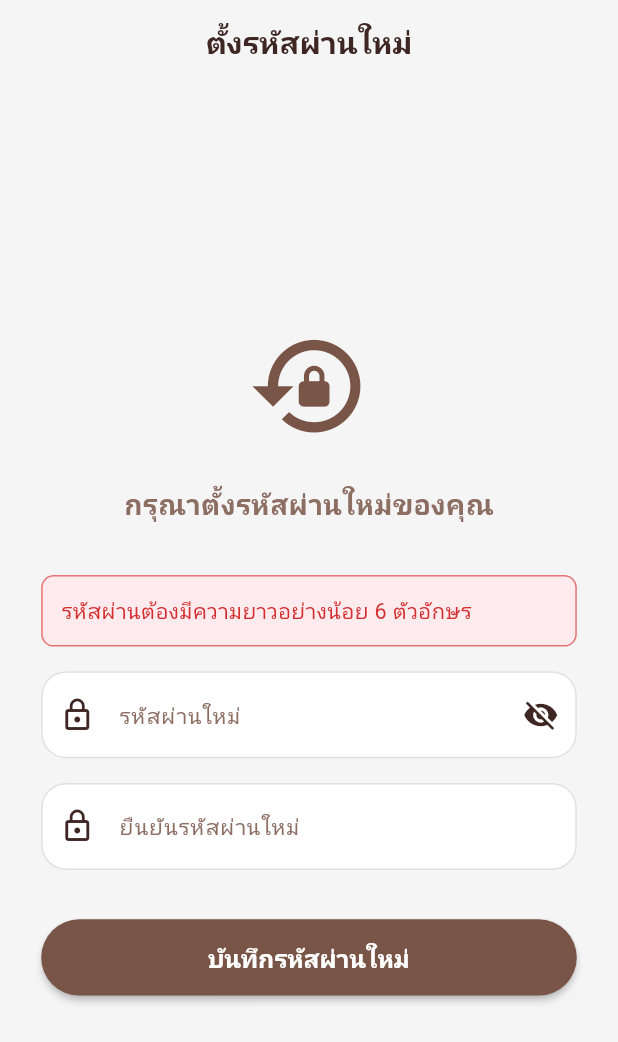
After one commit to pawarit-ming/thai-cattle-passport, a Flutter app: the UpdatePasswordScreen screen opened by its route, after a tap on "บันทึกรหัสผ่านใหม่", on a phone screen of 412 x 824 dp. The commit adds this screen. Shown: the top 1042 px of the screen. Run offline on Flutter 3.47's test engine with Material 3 defaults, Android fonts, the light colour scheme and no system bars; our stand-ins replace camera, firebase_core, flutter_image_compress, flutter_local_notifications, flutter_map, flutter_riverpod and 15 more; missing offline and left inert: google_api_availability, image_gallery_saver_plus, mobile_scanner; accounts and stored records are empty; network calls fail; Roboto replaces fonts that are missing (Prompt).

Commit message:
Add password recovery flow and deep links
Implement Supabase password recovery end-to-end: add Android/iOS deep link config (scheme cowd, host reset-password), new ForgotPassword and UpdatePassword screens, and UI hook on Login. Extend GoRouter with /forgot-password and /reset-password routes, a global isRecoveringPassword flag, and routing logic to force reset flow when passwordRecovery event is received. Add reset/update providers and AuthService methods (resetPassword, updatePassword). Minor UI/layout tweaks in image picker and small formatting change in supabase_config.dart. This enables sending reset emails, handling deep link entry, and updating the password in-app.

```diff
--- a/lib/routes/app_router.dart
+++ b/lib/routes/app_router.dart
@@ -1,15 +1,17 @@
-import 'dart:async'; // เพิ่ม import นี้
+import 'dart:async';
 import 'package:flutter/material.dart';
 import 'package:go_router/go_router.dart';
 import 'package:supabase_flutter/supabase_flutter.dart';
-import 'package:th_cow_passport/supabase_config.dart'; // import supabase config
+import 'package:th_cow_passport/supabase_config.dart';
 import 'package:th_cow_passport/ui/screens/app_shell.dart';
 import 'package:th_cow_passport/ui/screens/cow_detail_screen.dart';
 import 'package:th_cow_passport/ui/screens/cow_form/cow_form_screen.dart';
 import 'package:th_cow_passport/ui/screens/cow_list/cow_list_screen.dart';
 import 'package:th_cow_passport/ui/screens/edit_cow_screen.dart';
-import 'package:th_cow_passport/ui/screens/auth/login_screen.dart'; // เพิ่ม import หน้า Login
-import 'package:th_cow_passport/ui/screens/auth/register_screen.dart'; // เพิ่ม import หน้า Register
+import 'package:th_cow_passport/ui/screens/auth/login_screen.dart';
+import 'package:th_cow_passport/ui/screens/auth/register_screen.dart';
+import 'package:th_cow_passport/ui/screens/auth/forgot_password_screen.dart';
+import 'package:th_cow_passport/ui/screens/auth/update_password_screen.dart';
 import 'package:th_cow_passport/ui/screens/activity/wizard/add_activity_wizard.dart';
 import 'package:th_cow_passport/ui/screens/notification/notification_center_screen.dart';
 
@@ -24,6 +26,9 @@ final _shellNavigatorBKey = GlobalKey<NavigatorState>(debugLabel: 'shellB');
 final _shellNavigatorCKey = GlobalKey<NavigatorState>(debugLabel: 'shellC');
 final _shellNavigatorDKey = GlobalKey<NavigatorState>(debugLabel: 'shellD');
 
+// ตัวแปรสำหรับเช็คว่าเปิดแอปมาจากการกดลิงก์กู้รหัสผ่านหรือไม่
+bool isRecoveringPassword = false;
+
 final router = GoRouter(
   initialLocation: '/',
   navigatorKey: _rootNavigatorKey,
@@ -36,15 +41,22 @@ final router = GoRouter(
     final session = supabase.auth.currentSession;
     final isLoggingIn = state.matchedLocation == '/login';
     final isRegistering = state.matchedLocation == '/register';
+    final isForgotPassword = state.matchedLocation == '/forgot-password';
+    final isResetPassword = state.matchedLocation == '/reset-password';
     final isPublicView = state.matchedLocation.startsWith('/cow-detail');
 
+    // --- เพิ่มเงื่อนไขนี้: ถ้ากำลังอยู่ในโหมดกู้รหัสผ่าน ให้บังคับไปหน้า /reset-password ทันที ---
+    if (isRecoveringPassword && !isResetPassword) {
+      return '/reset-password';
+    }
+
     // ถ้ายังไม่ Login และไม่ได้อยู่ที่หน้า Login หรือ Register -> บังคับไป Login
-    if (session == null && !isLoggingIn && !isRegistering && !isPublicView) {
+    if (session == null && !isLoggingIn && !isRegistering && !isForgotPassword && !isResetPassword && !isPublicView) {
       return '/login';
     }
 
-    // ถ้า Login แล้ว แต่อยู่ที่หน้า Login -> ให้ไปหน้าแรก (Home)
-    if (session != null && isLoggingIn) {
+    /// ถ้า Login แล้ว แต่อยู่ที่หน้า Login, Register หรือ ลืมรหัสผ่าน -> ให้ไปหน้าแรก (Home)
+    if (session != null && (isLoggingIn || isRegistering || isForgotPassword)) {
       return '/';
     }
 
@@ -55,7 +67,9 @@ final router = GoRouter(
     if (session != null &&
         !sessionRecognized &&
         !isLoggingIn &&
-        !isRegistering) {
+        !isRegistering &&
+        !isForgotPassword &&
+        !isResetPassword) {
       return '/login';
     }
 
@@ -73,6 +87,18 @@ final router = GoRouter(
     GoRoute(
       path: '/register',
       builder: (context, state) => const RegisterScreen(),
+    ),
+
+    // เพิ่ม Route สำหรับหน้า Forgot Password
+    GoRoute(
+      path: '/forgot-password',
+      builder: (context, state) => const ForgotPasswordScreen(),
+    ),
+
+    // เพิ่ม Route สำหรับหน้า Update Password
+    GoRoute(
+      path: '/reset-password',
+      builder: (context, state) => const UpdatePasswordScreen(),
     ),
 
     GoRoute(
@@ -184,6 +210,16 @@ class GoRouterRefreshStream extends ChangeNotifier {
     notifyListeners();
     _subscription = stream.asBroadcastStream().listen(
       (AuthState authState) {
+
+        // --- ดักจับ Event กู้รหัสผ่าน ---
+        if (authState.event == AuthChangeEvent.passwordRecovery) {
+          isRecoveringPassword = true;
+        }
+        else if (authState.event == AuthChangeEvent.signedOut) {
+          isRecoveringPassword = false;
+        }
+        // -----------------------------
+
         notifyListeners();
       },
     );
--- a/lib/supabase_config.dart
+++ b/lib/supabase_config.dart
@@ -4,8 +4,7 @@ final supabase = Supabase.instance.client;
 
 class SupabaseConfig {
   static const String url = 'https://YOUR_PROJECT.supabase.co';
-  static const String anonKey =
-      'YOUR_SUPABASE_ANON_KEY';
+  static const String anonKey = 'YOUR_SUPABASE_ANON_KEY';
   static const String bucketName = 'cow';
 }
 
--- /dev/null
+++ b/lib/ui/screens/auth/update_password_screen.dart
@@ -0,0 +1,156 @@
+import 'package:flutter/material.dart';
+import 'package:flutter_riverpod/flutter_riverpod.dart';
+import 'package:flutter_screenutil/flutter_screenutil.dart';
+import 'package:go_router/go_router.dart';
+import 'package:th_cow_passport/routes/app_router.dart';
+import 'package:th_cow_passport/services/auth/auth_provider.dart';
+
+class UpdatePasswordScreen extends ConsumerStatefulWidget {
+  const UpdatePasswordScreen({super.key});
+
+  @override
+  ConsumerState<UpdatePasswordScreen> createState() => _UpdatePasswordScreenState();
+}
+
+class _UpdatePasswordScreenState extends ConsumerState<UpdatePasswordScreen> {
+  final _passwordController = TextEditingController();
+  final _confirmPasswordController = TextEditingController();
+  bool _isLoading = false;
+  String? _errorMessage;
+  bool _obscurePassword = true;
+
+  Future<void> _updatePassword() async {
+    final password = _passwordController.text;
+    final confirmPassword = _confirmPasswordController.text;
+
+    if (password.length < 6) {
+      setState(() => _errorMessage = 'รหัสผ่านต้องมีความยาวอย่างน้อย 6 ตัวอักษร');
+      return;
+    }
+
+    if (password != confirmPassword) {
+      setState(() => _errorMessage = 'รหัสผ่านไม่ตรงกัน');
+      return;
+    }
+
+    setState(() {
+      _isLoading = true;
+      _errorMessage = null;
+    });
+
+    try {
+      // เรียกใช้ Provider สำหรับอัปเดตรหัสผ่านใหม่
+      await ref.read(updatePasswordProvider(password).future);
+
+      if (mounted) {
+        ScaffoldMessenger.of(context).showSnackBar(
+          const SnackBar(content: Text('เปลี่ยนรหัสผ่านสำเร็จ!')),
+        );
+
+        // คืนค่าเป็น false เพื่อให้ Router เลิกบังคับไปหน้าตั้งรหัสผ่าน
+        isRecoveringPassword = false;
+
+        // เปลี่ยนรหัสผ่านเสร็จแล้ว พากลับไปหน้า Home
+        context.go('/');
+      }
+    } catch (e) {
+      setState(() {
+        _errorMessage = 'เกิดข้อผิดพลาดในการเปลี่ยนรหัสผ่าน กรุณาลองใหม่อีกครั้ง';
+      });
+    } finally {
+      if (mounted) {
+        setState(() => _isLoading = false);
+      }
+    }
+  }
+
+  @override
+  void dispose() {
+    _passwordController.dispose();
+    _confirmPasswordController.dispose();
+    super.dispose();
+  }
+
+  @override
+  Widget build(BuildContext context) {
+    return Scaffold(
+      appBar: AppBar(
+        title: const Text('ตั้งรหัสผ่านใหม่'),
+        centerTitle: true,
+      ),
+      body: SafeArea(
+        child: Center(
+          child: SingleChildScrollView(
+            padding: EdgeInsets.symmetric(horizontal: 24.w),
+            child: Column(
+              mainAxisAlignment: MainAxisAlignment.center,
+              crossAxisAlignment: CrossAxisAlignment.stretch,
+              children: [
+                Icon(Icons.lock_reset, size: 80.r, color: Theme.of(context).colorScheme.primary),
+                SizedBox(height: 24.h),
+                Text(
+                  'กรุณาตั้งรหัสผ่านใหม่ของคุณ',
+                  textAlign: TextAlign.center,
+                  style: TextStyle(fontSize: 18.sp, fontWeight: FontWeight.bold),
+                ),
+                SizedBox(height: 32.h),
+
+                if (_errorMessage != null) ...[
+                  Container(
+                    padding: EdgeInsets.all(12.r),
+                    decoration: BoxDecoration(
+                      color: Colors.red.shade50,
+                      borderRadius: BorderRadius.circular(8.r),
+                      border: Border.all(color: Colors.red.shade300),
+                    ),
+                    child: Text(
+                      _errorMessage!,
+                      style: TextStyle(color: Colors.red.shade700),
+                    ),
+                  ),
+                  SizedBox(height: 16.h),
+                ],
+
+                TextField(
+                  controller: _passwordController,
+                  decoration: InputDecoration(
+                    labelText: 'รหัสผ่านใหม่',
+                    prefixIcon: const Icon(Icons.lock_outline),
+                    suffixIcon: IconButton(
+                      icon: Icon(_obscurePassword ? Icons.visibility_off : Icons.visibility),
+                      onPressed: () => setState(() => _obscurePassword = !_obscurePassword),
+                    ),
+                  ),
+                  obscureText: _obscurePassword,
+                ),
+                SizedBox(height: 16.h),
+                TextField(
+                  controller: _confirmPasswordController,
+                  decoration: InputDecoration(
+                    labelText: 'ยืนยันรหัสผ่านใหม่',
+                    prefixIcon: const Icon(Icons.lock_outline),
+                  ),
+                  obscureText: _obscurePassword,
+                ),
+                SizedBox(height: 32.h),
+                ElevatedButton(
+                  onPressed: _isLoading ? null : _updatePassword,
+                  style: ElevatedButton.styleFrom(
+                    padding: EdgeInsets.symmetric(vertical: 14.h),
+                  ),
+                  child: _isLoading
+                      ? SizedBox(
+                          height: 20.h,
+                          width: 20.h,
+                          child: const CircularProgressIndicator(strokeWidth: 2),
+                        )
+                      : Text('บันทึกรหัสผ่านใหม่', style: TextStyle(fontSize: 16.sp)),
+                ),
+              ],
+            ),
+          ),
+        ),
+      ),
+    );
+  }
+}
```
Also changed, not shown: lib/services/auth/auth_provider.dart (+18 -0 lines), lib/services/auth/auth_service.dart (+29 -0 lines), lib/ui/screens/auth/forgot_password_screen.dart (added, +158 -0 lines), lib/ui/screens/auth/login_screen.dart (+27 -0 lines), lib/ui/screens/cow_form/steps/image_picker_step.dart (+9 -2 lines), 2 other files.
